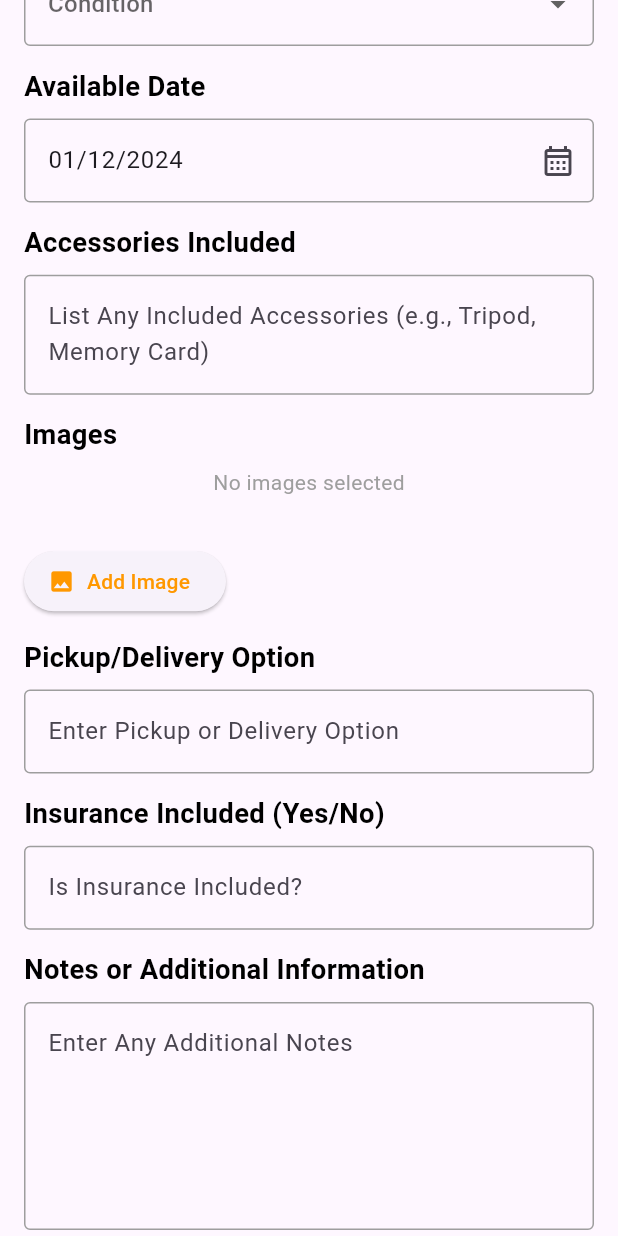
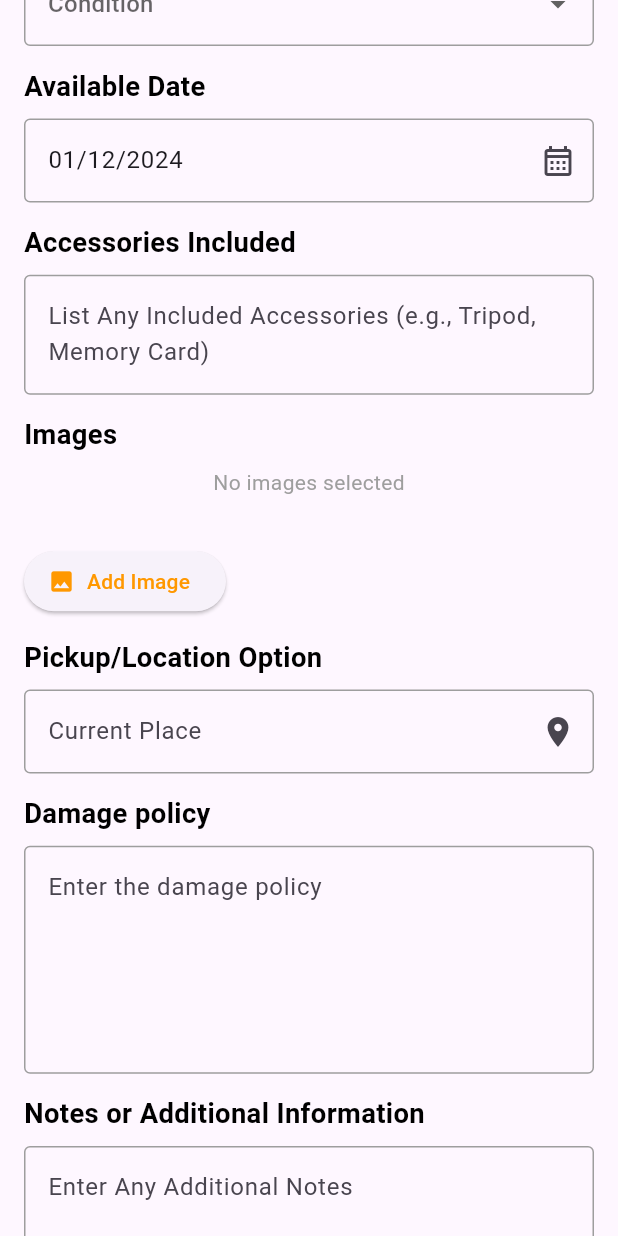
Before and after one commit to VarunDevFD/ServeMate, a Flutter app: the CameraVideographyForm widget shown alone on an empty page, opened directly with empty values, scrolled down 576 dp, on a phone screen of 412 x 824 dp. Run offline on Flutter 3.47's test engine with Material 3 defaults, Android fonts, the light colour scheme and no system bars; our stand-ins replace bloc, curved_navigation_bar, dartz, equatable, firebase_auth, firebase_core and 13 more; accounts and stored records are empty; Roboto replaces fonts that are missing (Abel).

Commit message:
Add: Camera form done

```diff
--- a/lib/core/services/router.dart
+++ b/lib/core/services/router.dart
@@ -4,7 +4,6 @@ import 'package:serve_mate/features/authentication/presentation/pages/sign_in_sc
 import 'package:serve_mate/features/authentication/presentation/pages/sign_up_screen.dart';
 import 'package:serve_mate/features/bottom_navigation_bar/presentation/pages/bottom_nav_bar_screen.dart';
 import 'package:serve_mate/features/category/presentation/pages/category_select_screen.dart';
-import 'package:serve_mate/features/category/presentation/pages/temp_page.dart';
 import 'package:serve_mate/features/on_boarding/presentation/page/on_boarding_page/sn_onboarding.dart';
 import 'package:serve_mate/features/on_boarding/presentation/page/splas_page/sn_splash.dart';
 import 'package:serve_mate/features/welcome/presentation/page/s_welcome.dart';
@@ -44,10 +43,6 @@ class AppRouter {
         path: '/bottomNavBar',
         builder: (context, state) => BottomNavigationBar(),
       ),
-      GoRoute(
-        path: '/temp_next',
-        builder: (context, state) => const TempPage(),
-      ),
     ],
   );
 }
--- a/lib/features/product/presentation/widgets/camera_videography_form.dart
+++ b/lib/features/product/presentation/widgets/camera_videography_form.dart
@@ -3,6 +3,7 @@ import 'package:flutter_screenutil/flutter_screenutil.dart';
 import 'package:serve_mate/features/product/presentation/bloc/dropdown_bloc/dropdown_bloc.dart';
 import 'package:serve_mate/features/product/presentation/widgets/child_widget_calender.dart';
 import 'package:serve_mate/features/product/presentation/widgets/custom_textfield_validator.dart';
+import 'package:serve_mate/features/product/presentation/widgets/location_text_field.dart';
 import 'package:serve_mate/features/product/presentation/widgets/reusable_dropdown.dart';
 import 'package:serve_mate/features/product/presentation/widgets/side_head_text.dart';
 import 'package:serve_mate/features/product/presentation/widgets/image_widgets.dart';
@@ -174,19 +175,14 @@ class CameraVideographyForm extends StatelessWidget {
           ),
         ),
         _buildSection(
-          title: 'Pickup/Delivery Option',
-          child: CustomTextField(
-            hint: 'Enter Pickup or Delivery Option',
-            numberLimit: 50,
-            controller: pickupOptionController,
-            keyboardType: TextInputType.text,
-          ),
+          title: 'Pickup/Location Option',
+          child: buildLocationTextField(context, 'Enter Location'),
         ),
         _buildSection(
-          title: 'Insurance Included (Yes/No)',
+          title: 'Damage policy',
           child: CustomTextField(
-            hint: 'Is Insurance Included?',
-            numberLimit: 5,
+            hint: 'Enter the damage policy',
+            maxLines: 5,
             controller: insuranceController,
             keyboardType: TextInputType.text,
           ),
--- a/lib/features/product/presentation/widgets/form_submission_handler.dart
+++ b/lib/features/product/presentation/widgets/form_submission_handler.dart
@@ -1,6 +1,5 @@
 import 'package:flutter/material.dart';
 import 'package:go_router/go_router.dart';
-import 'package:serve_mate/core/utils/constants_list.dart';
 import 'package:serve_mate/features/product/data/models/dress_model.dart';
 import 'package:serve_mate/features/product/data/models/venues_model.dart';
 
```
